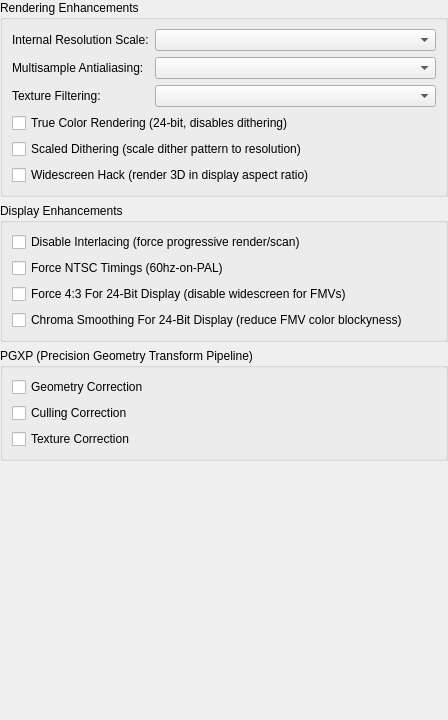
Old version of the form src/duckstation-qt/enhancementsettingswidget.ui in the repository kofxi3584karlayang/duckstation.
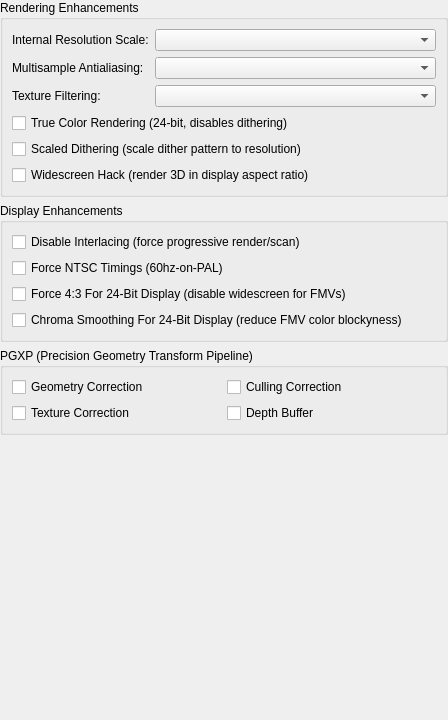
New version of the form.

Commit message: Frontends: Add PGXP Depth Buffer options

Patch:
```diff
--- a/src/duckstation-qt/enhancementsettingswidget.ui
+++ b/src/duckstation-qt/enhancementsettingswidget.ui
@@ -128,28 +128,35 @@
      <property name="title">
       <string>PGXP (Precision Geometry Transform Pipeline)</string>
      </property>
-     <layout class="QVBoxLayout" name="verticalLayout">
-      <item>
+     <layout class="QGridLayout" name="gridLayout">
+      <item row="0" column="0">
        <widget class="QCheckBox" name="pgxpEnable">
         <property name="text">
          <string>Geometry Correction</string>
         </property>
        </widget>
       </item>
-      <item>
+      <item row="0" column="1">
        <widget class="QCheckBox" name="pgxpCulling">
         <property name="text">
          <string>Culling Correction</string>
         </property>
        </widget>
       </item>
-      <item>
+      <item row="1" column="0">
        <widget class="QCheckBox" name="pgxpTextureCorrection">
         <property name="text">
          <string>Texture Correction</string>
         </property>
        </widget>
       </item>
+      <item row="1" column="1">
+       <widget class="QCheckBox" name="pgxpDepthBuffer">
+        <property name="text">
+         <string>Depth Buffer</string>
+        </property>
+       </widget>
+      </item>
      </layout>
     </widget>
    </item>
```
The commit also changes 8 other files.
